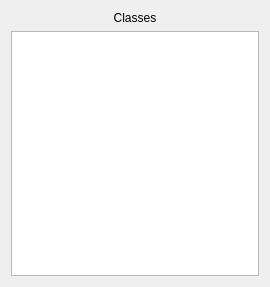
Above: ui/classmenu.ui from Open-Typer/ClassMonitor before the change. Below: the same form after it.
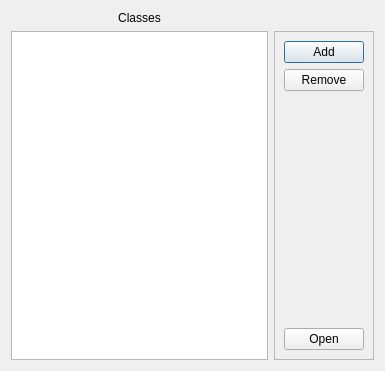
That is the form after the change.

Commit message: ui: classmenu: Add control buttons

```diff
--- a/ui/classmenu.ui
+++ b/ui/classmenu.ui
@@ -6,8 +6,8 @@
    <rect>
     <x>0</x>
     <y>0</y>
-    <width>270</width>
-    <height>287</height>
+    <width>385</width>
+    <height>371</height>
    </rect>
   </property>
   <property name="windowTitle">
@@ -16,6 +16,12 @@
   <layout class="QGridLayout" name="gridLayout">
    <item row="1" column="1">
     <widget class="QListWidget" name="classList">
+     <property name="sizePolicy">
+      <sizepolicy hsizetype="Preferred" vsizetype="Expanding">
+       <horstretch>0</horstretch>
+       <verstretch>0</verstretch>
+      </sizepolicy>
+     </property>
      <property name="movement">
       <enum>QListView::Static</enum>
      </property>
@@ -52,6 +58,51 @@
      </property>
     </widget>
    </item>
+   <item row="1" column="2">
+    <widget class="QFrame" name="controlFrame">
+     <property name="sizePolicy">
+      <sizepolicy hsizetype="Fixed" vsizetype="Preferred">
+       <horstretch>0</horstretch>
+       <verstretch>0</verstretch>
+      </sizepolicy>
+     </property>
+     <property name="frameShape">
+      <enum>QFrame::StyledPanel</enum>
+     </property>
+     <property name="frameShadow">
+      <enum>QFrame::Raised</enum>
+     </property>
+     <layout class="QVBoxLayout" name="verticalLayout">
+      <item>
+       <widget class="QPushButton" name="addButton">
+        <property name="text">
+         <string notr="true">Add</string>
+        </property>
+       </widget>
+      </item>
+      <item>
+       <widget class="QPushButton" name="removeButton">
+        <property name="text">
+         <string notr="true">Remove</string>
+        </property>
+       </widget>
+      </item>
+      <item alignment="Qt::AlignBottom">
+       <widget class="QPushButton" name="openButton">
+        <property name="sizePolicy">
+         <sizepolicy hsizetype="Minimum" vsizetype="Fixed">
+          <horstretch>0</horstretch>
+          <verstretch>0</verstretch>
+         </sizepolicy>
+        </property>
+        <property name="text">
+         <string notr="true">Open</string>
+        </property>
+       </widget>
+      </item>
+     </layout>
+    </widget>
+   </item>
   </layout>
  </widget>
  <resources/>
```
